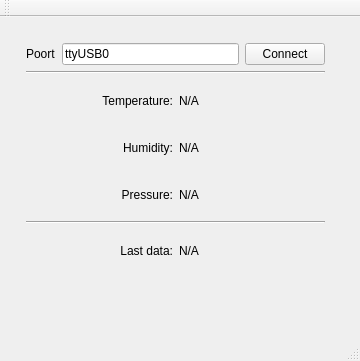
The window that mainwindow.ui (pgils/gWeerstation-GUI) describes before a commit, drawn with Qt 5.
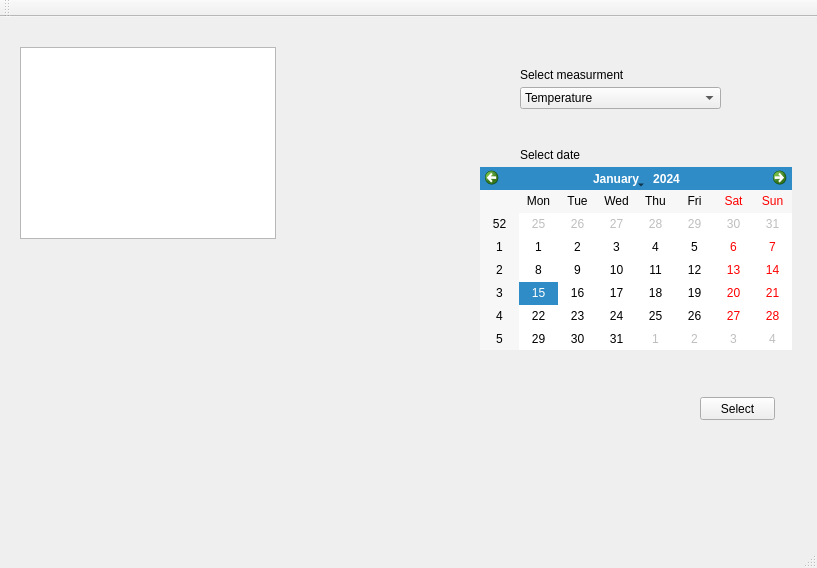
The same window after the commit.

Commit message: Widget with database compatablility

```diff
--- a/mainwindow.ui
+++ b/mainwindow.ui
@@ -9,173 +9,97 @@
    <rect>
     <x>0</x>
     <y>0</y>
-    <width>360</width>
-    <height>361</height>
+    <width>817</width>
+    <height>568</height>
    </rect>
   </property>
-  <property name="sizePolicy">
-   <sizepolicy hsizetype="Preferred" vsizetype="Preferred">
-    <horstretch>0</horstretch>
-    <verstretch>0</verstretch>
-   </sizepolicy>
-  </property>
   <property name="windowTitle">
    <string>gWeerstation-GUI</string>
   </property>
   <widget class="QWidget" name="centralWidget">
-   <property name="sizePolicy">
-    <sizepolicy hsizetype="Preferred" vsizetype="Preferred">
-     <horstretch>0</horstretch>
-     <verstretch>0</verstretch>
-    </sizepolicy>
-   </property>
-   <widget class="QWidget" name="">
+   <widget class="QComboBox" name="comboBox">
     <property name="geometry">
      <rect>
-      <x>15</x>
-      <y>15</y>
-      <width>321</width>
-      <height>250</height>
+      <x>520</x>
+      <y>70</y>
+      <width>201</width>
+      <height>22</height>
      </rect>
     </property>
-    <layout class="QVBoxLayout" name="verticalLayout">
-     <property name="sizeConstraint">
-      <enum>QLayout::SetDefaultConstraint</enum>
-     </property>
      <item>
-      <layout class="QHBoxLayout" name="horizontalLayout_2">
-       <item>
-        <widget class="QLabel" name="lblPort">
          <property name="text">
-          <string>Poort</string>
-         </property>
-        </widget>
+      <string>Temperature</string>
+     </property>
        </item>
        <item>
-        <widget class="QLineEdit" name="txtPort">
          <property name="text">
-          <string>ttyUSB0</string>
-         </property>
-        </widget>
+      <string>Humidity</string>
+     </property>
        </item>
        <item>
-        <widget class="QPushButton" name="btnConnect">
          <property name="text">
-          <string>Connect</string>
-         </property>
-        </widget>
-       </item>
-      </layout>
-     </item>
-     <item>
-      <widget class="Line" name="line">
-       <property name="orientation">
-        <enum>Qt::Horizontal</enum>
-       </property>
-      </widget>
-     </item>
-     <item>
-      <layout class="QGridLayout" name="gridLayout">
-       <item row="2" column="0">
-        <layout class="QHBoxLayout" name="horizontalLayout_4">
-         <item>
-          <widget class="QLabel" name="lblPressure">
-           <property name="text">
-            <string>Pressure:</string>
-           </property>
-           <property name="alignment">
-            <set>Qt::AlignRight|Qt::AlignTrailing|Qt::AlignVCenter</set>
-           </property>
-          </widget>
-         </item>
-         <item>
-          <widget class="QLabel" name="lblPressureVal">
+      <string>Pressure</string>
+     </property>
+    </item>
+   </widget>
+   <widget class="QLabel" name="label">
+    <property name="geometry">
+     <rect>
+      <x>520</x>
+      <y>50</y>
+      <width>201</width>
+      <height>16</height>
+     </rect>
+    </property>
            <property name="text">
-            <string>N/A</string>
-           </property>
-          </widget>
-         </item>
-        </layout>
-       </item>
-       <item row="4" column="0">
-        <layout class="QHBoxLayout" name="horizontalLayout_5">
-         <item>
-          <widget class="QLabel" name="lblDataReceived">
-           <property name="text">
-            <string>Last data:</string>
-           </property>
-           <property name="alignment">
-            <set>Qt::AlignRight|Qt::AlignTrailing|Qt::AlignVCenter</set>
-           </property>
-          </widget>
-         </item>
-         <item>
-          <widget class="QLabel" name="lblDataReceivedVal">
+     <string>Select measurment</string>
+    </property>
+   </widget>
+   <widget class="QLabel" name="label_2">
+    <property name="geometry">
+     <rect>
+      <x>520</x>
+      <y>130</y>
+      <width>201</width>
+      <height>16</height>
+     </rect>
+    </property>
            <property name="text">
-            <string>N/A</string>
-           </property>
-          </widget>
-         </item>
-        </layout>
-       </item>
-       <item row="0" column="0">
-        <layout class="QHBoxLayout" name="horizontalLayout">
-         <item>
-          <widget class="QLabel" name="lblTemp">
-           <property name="text">
-            <string>Temperature:</string>
-           </property>
-           <property name="alignment">
-            <set>Qt::AlignRight|Qt::AlignTrailing|Qt::AlignVCenter</set>
-           </property>
-          </widget>
-         </item>
-         <item>
-          <widget class="QLabel" name="lblTempVal">
-           <property name="sizePolicy">
-            <sizepolicy hsizetype="Preferred" vsizetype="Preferred">
-             <horstretch>0</horstretch>
-             <verstretch>0</verstretch>
-            </sizepolicy>
-           </property>
+     <string>Select date</string>
+    </property>
+   </widget>
+   <widget class="QPushButton" name="pushButton">
+    <property name="geometry">
+     <rect>
+      <x>700</x>
+      <y>380</y>
+      <width>75</width>
+      <height>23</height>
+     </rect>
+    </property>
            <property name="text">
-            <string>N/A</string>
-           </property>
-          </widget>
-         </item>
-        </layout>
-       </item>
-       <item row="1" column="0">
-        <layout class="QHBoxLayout" name="horizontalLayout_3">
-         <item>
-          <widget class="QLabel" name="lblHumidity">
-           <property name="text">
-            <string>Humidity:</string>
-           </property>
-           <property name="alignment">
-            <set>Qt::AlignRight|Qt::AlignTrailing|Qt::AlignVCenter</set>
-           </property>
-          </widget>
-         </item>
-         <item>
-          <widget class="QLabel" name="lblHumidityVal">
-           <property name="text">
-            <string>N/A</string>
-           </property>
-          </widget>
-         </item>
-        </layout>
-       </item>
-       <item row="3" column="0">
-        <widget class="Line" name="line_2">
-         <property name="orientation">
-          <enum>Qt::Horizontal</enum>
-         </property>
-        </widget>
-       </item>
-      </layout>
-     </item>
-    </layout>
+     <string>Select</string>
+    </property>
+   </widget>
+   <widget class="QListWidget" name="listWidget">
+    <property name="geometry">
+     <rect>
+      <x>20</x>
+      <y>30</y>
+      <width>256</width>
+      <height>192</height>
+     </rect>
+    </property>
+   </widget>
+   <widget class="QCalendarWidget" name="calendarWidget">
+    <property name="geometry">
+     <rect>
+      <x>480</x>
+      <y>150</y>
+      <width>312</width>
+      <height>183</height>
+     </rect>
+    </property>
    </widget>
   </widget>
   <widget class="QMenuBar" name="menuBar">
```
Left out of the diff: 9 changed lines with no effect on the pictures. Lines whose indentation alone changed are shown as unchanged. The commit also changes 6 other files.
